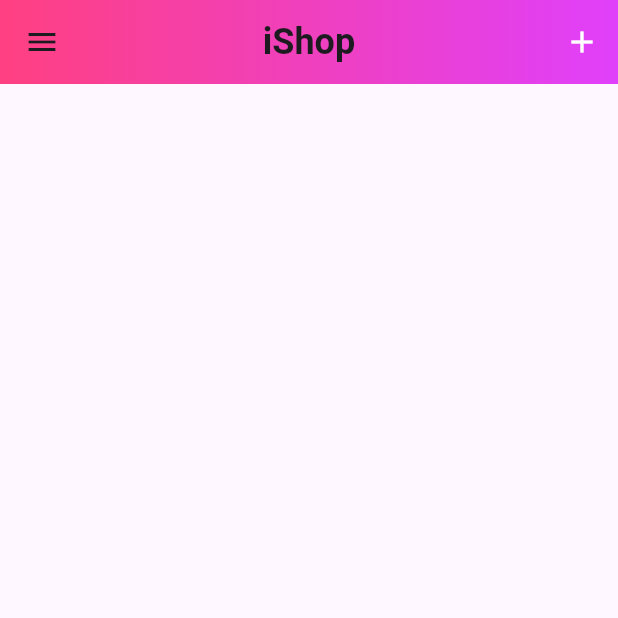
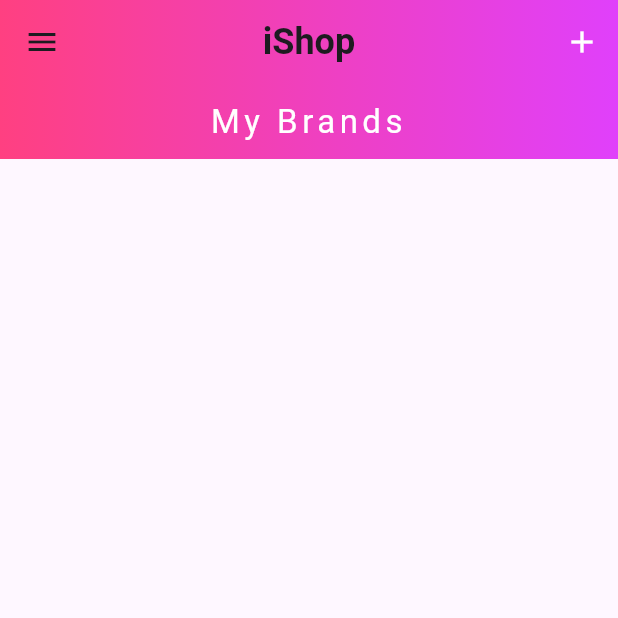
Before and after one commit to DhairyaAg07/my-e-commerce-store, a Flutter app: the HomeScreen screen opened directly, on a phone screen of 412 x 824 dp, the top half of it. Run offline on Flutter 3.47's test engine with Material 3 defaults, Android fonts, the phone set to English and light mode, and no system bars; our stand-ins replace cloud_firestore, firebase_auth, firebase_core, firebase_storage, fluttertoast, image_picker and 1 more; missing offline and left inert: cloud_firestore_web, firebase_auth_web, firebase_core_web, firebase_messaging_web, firebase_storage_web, image_picker_for_web and 1 more; accounts and stored records are empty.

Commit message:
added Sliver Persistent Header widget

```diff
--- a/sellers_app/lib/brandsScreens/home_screen.dart
+++ b/sellers_app/lib/brandsScreens/home_screen.dart
@@ -1,5 +1,6 @@
 import 'package:flutter/material.dart';
 import 'package:sellers_app/brandsScreens/upload_brands_screen.dart';
+import 'package:sellers_app/widgets/text_delegate_header_widget.dart';
 
 import '../widgets/my_drawer.dart';
 // import 'package:users_app/widgets/my_drawer.dart';
@@ -55,6 +56,14 @@ class _HomeScreenState extends State<HomeScreen>
             ,)
         ],
       ),
+      body: CustomScrollView(
+        slivers: [
+          SliverPersistentHeader(
+            pinned: true,
+            delegate: TextDelegateHeaderWidget(title: "My Brands") ,
+          ),
+        ],
+      ),
     );
   }
 }
```
Also changed, not shown: sellers_app/lib/widgets/text_delegate_header_widget.dart (added, +57 -0 lines).
